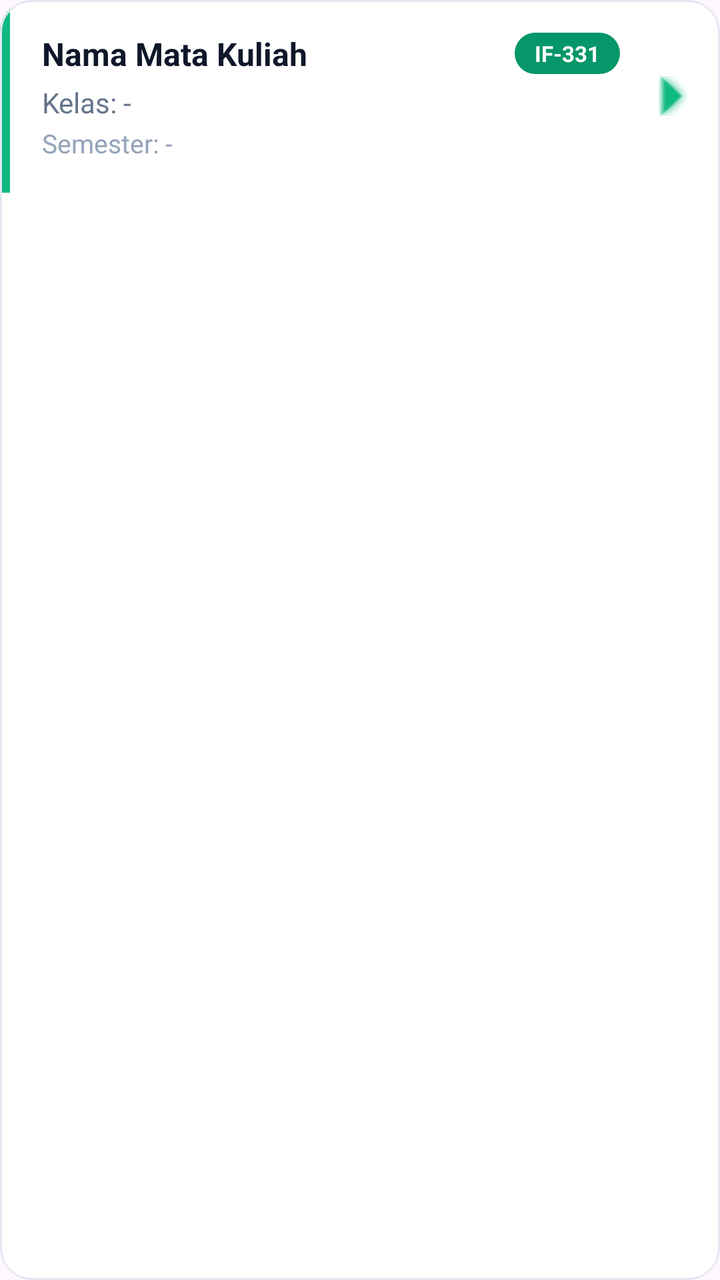
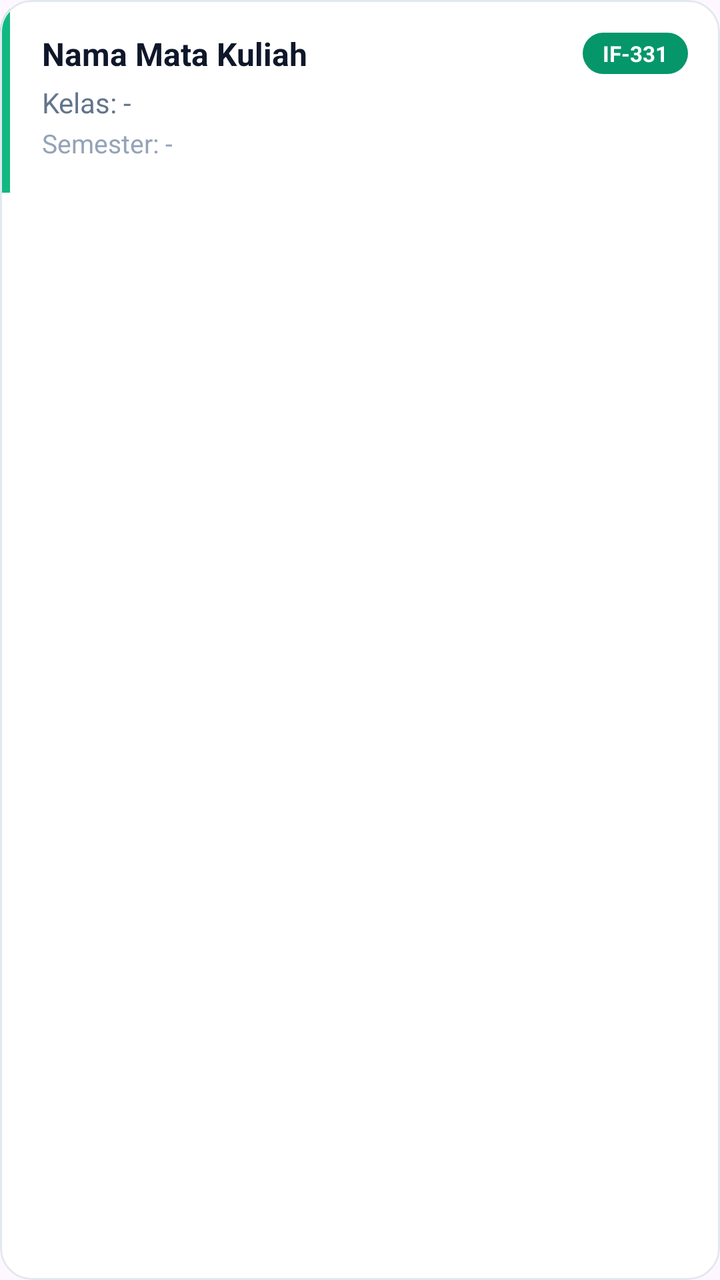

Two renders of the same Android screen: before a commit and after it. Below are the layout's source before the change and the commit's diff.
<!-- AndroidManifest.xml: application theme Theme.IFUnjaniExam -->
<!-- res/layout/item_kelas.xml -->
<?xml version="1.0" encoding="utf-8"?>
<com.google.android.material.card.MaterialCardView xmlns:android="http://schemas.android.com/apk/res/android"
    xmlns:app="http://schemas.android.com/apk/res-auto"
    android:layout_width="match_parent"
    android:layout_height="wrap_content"
    android:layout_marginHorizontal="16dp"
    android:layout_marginBottom="12dp"
    android:clickable="true"
    android:focusable="true"
    android:foreground="?android:attr/selectableItemBackground"
    app:cardBackgroundColor="#FFFFFF"
    app:cardCornerRadius="16dp"
    app:cardElevation="0dp"
    app:strokeColor="#E2E8F0"
    app:strokeWidth="1dp">

    <LinearLayout
        android:layout_width="match_parent"
        android:layout_height="wrap_content"
        android:orientation="horizontal">

        
        <View
            android:layout_width="5dp"
            android:layout_height="match_parent"
            android:background="#10B981" />

        <LinearLayout
            android:layout_width="0dp"
            android:layout_height="wrap_content"
            android:layout_weight="1"
            android:orientation="vertical"
            android:padding="16dp">

            
            <LinearLayout
                android:layout_width="match_parent"
                android:layout_height="wrap_content"
                android:gravity="center_vertical"
                android:orientation="horizontal">

                <TextView
                    android:id="@+id/tvCourseName"
                    android:layout_width="0dp"
                    android:layout_height="wrap_content"
                    android:layout_weight="1"
                    android:text="Nama Mata Kuliah"
                    android:textColor="#0F172A"
                    android:textSize="16sp"
                    android:textStyle="bold" />

                
                <TextView
                    android:id="@+id/tvClassCode"
                    android:layout_width="wrap_content"
                    android:layout_height="wrap_content"
                    android:background="@drawable/badge_green"
                    android:backgroundTint="#059669"
                    android:paddingHorizontal="10dp"
                    android:paddingVertical="3dp"
                    android:text="IF-331"
                    android:textColor="#FFFFFF"
                    android:textSize="11sp"
                    android:textStyle="bold" />
            </LinearLayout>

            <TextView
                android:id="@+id/tvClassName"
                android:layout_width="match_parent"
                android:layout_height="wrap_content"
                android:layout_marginTop="4dp"
                android:text="Kelas: -"
                android:textColor="#64748B"
                android:textSize="14sp" />

            <TextView
                android:id="@+id/tvSemester"
                android:layout_width="match_parent"
                android:layout_height="wrap_content"
                android:layout_marginTop="2dp"
                android:text="Semester: -"
                android:textColor="#94A3B8"
                android:textSize="13sp" />
        </LinearLayout>

        
        <ImageView
            android:layout_width="20dp"
            android:layout_height="20dp"
            android:layout_gravity="center_vertical"
            android:layout_marginEnd="14dp"
            android:src="@android:drawable/arrow_up_float"
            android:rotation="90"
            android:contentDescription="Buka"
            app:tint="#10B981" />
    </LinearLayout>
</com.google.android.material.card.MaterialCardView>
<!-- resources referenced by this layout -->
<resources>
  <!-- drawable badge_green (drawable) -->
  <?xml version="1.0" encoding="utf-8"?>
  <shape xmlns:android="http://schemas.android.com/apk/res/android"
      android:shape="rectangle">
      <solid android:color="#27ae60" />
      <corners android:radius="20dp" />
  </shape>
  <style name="Theme.IFUnjaniExam" parent="Base.Theme.IFUnjaniExam" />
  <style name="Base.Theme.IFUnjaniExam" parent="Theme.Material3.DayNight.NoActionBar">
          
          
      </style>
</resources>

<!-- the commit's change to res/layout/item_kelas.xml (unified diff, before → after) -->
@@ -83,15 +83,5 @@
                 android:textSize="13sp" />
         </LinearLayout>
 
-        
-        <ImageView
-            android:layout_width="20dp"
-            android:layout_height="20dp"
-            android:layout_gravity="center_vertical"
-            android:layout_marginEnd="14dp"
-            android:src="@android:drawable/arrow_up_float"
-            android:rotation="90"
-            android:contentDescription="Buka"
-            app:tint="#10B981" />
     </LinearLayout>
 </com.google.android.material.card.MaterialCardView>
